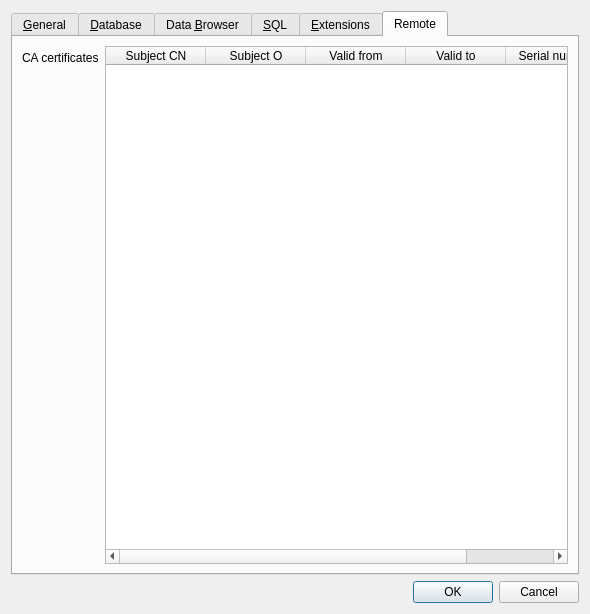
First picture: the form in src/PreferencesDialog.ui, repository sqlitebrowser/sqlitebrowser, before the edit.
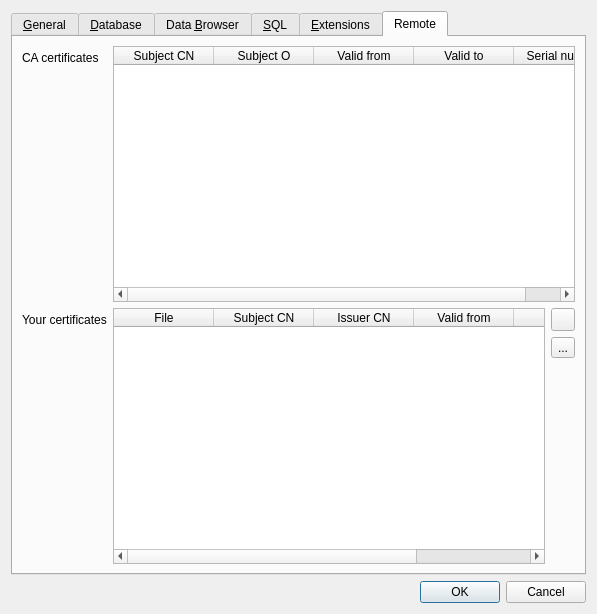
Second picture: the form after the edit. The open tabs and pages were chosen to show the change. Icons and pictures are not drawn. Custom widgets are drawn as their Qt base class.

Commit message: dbhub: Add client certificate management

```diff
--- a/src/PreferencesDialog.ui
+++ b/src/PreferencesDialog.ui
@@ -6,7 +6,7 @@
    <rect>
     <x>0</x>
     <y>0</y>
-    <width>590</width>
+    <width>597</width>
     <height>614</height>
    </rect>
   </property>
@@ -282,7 +282,7 @@
        <item row="7" column="0">
         <widget class="QLabel" name="labelDatabaseDefaultSqlText">
          <property name="text">
-          <string>SQL to execute after opening database</string>
+          <string>SQ&amp;L to execute after opening database</string>
          </property>
          <property name="buddy">
           <cstring>editDatabaseDefaultSqlText</cstring>
@@ -1020,6 +1020,15 @@
        </item>
        <item row="0" column="1">
         <widget class="QTableWidget" name="tableCaCerts">
+         <property name="selectionMode">
+          <enum>QAbstractItemView::SingleSelection</enum>
+         </property>
+         <property name="selectionBehavior">
+          <enum>QAbstractItemView::SelectRows</enum>
+         </property>
+         <property name="horizontalScrollMode">
+          <enum>QAbstractItemView::ScrollPerPixel</enum>
+         </property>
          <column>
           <property name="text">
            <string>Subject CN</string>
@@ -1053,6 +1062,102 @@
          </column>
         </widget>
        </item>
+       <item row="1" column="0">
+        <widget class="QLabel" name="label_22">
+         <property name="text">
+          <string>Your certificates</string>
+         </property>
+        </widget>
+       </item>
+       <item row="1" column="1">
+        <layout class="QHBoxLayout" name="horizontalLayout_3">
+         <item>
+          <widget class="QTableWidget" name="tableClientCerts">
+           <property name="selectionMode">
+            <enum>QAbstractItemView::ExtendedSelection</enum>
+           </property>
+           <property name="selectionBehavior">
+            <enum>QAbstractItemView::SelectRows</enum>
+           </property>
+           <property name="horizontalScrollMode">
+            <enum>QAbstractItemView::ScrollPerPixel</enum>
+           </property>
+           <column>
+            <property name="text">
+             <string>File</string>
+            </property>
+           </column>
+           <column>
+            <property name="text">
+             <string>Subject CN</string>
+            </property>
+            <property name="toolTip">
+             <string>Subject Common Name</string>
+            </property>
+           </column>
+           <column>
+            <property name="text">
+             <string>Issuer CN</string>
+            </property>
+            <property name="toolTip">
+             <string>Issuer Common Name</string>
+            </property>
+           </column>
+           <column>
+            <property name="text">
+             <string>Valid from</string>
+            </property>
+           </column>
+           <column>
+            <property name="text">
+             <string>Valid to</string>
+            </property>
+           </column>
+           <column>
+            <property name="text">
+             <string>Serial number</string>
+            </property>
+           </column>
+          </widget>
+         </item>
+         <item>
+          <layout class="QVBoxLayout" name="verticalLayout_7">
+           <item>
+            <widget class="QToolButton" name="buttonClientCertAdd">
+             <property name="icon">
+              <iconset resource="icons/icons.qrc">
+               <normaloff>:/icons/trigger_create</normaloff>:/icons/trigger_create</iconset>
+             </property>
+            </widget>
+           </item>
+           <item>
+            <widget class="QToolButton" name="buttonClientCertRemove">
+             <property name="text">
+              <string>...</string>
+             </property>
+             <property name="icon">
+              <iconset resource="icons/icons.qrc">
+               <normaloff>:/icons/trigger_delete</normaloff>:/icons/trigger_delete</iconset>
+             </property>
+            </widget>
+           </item>
+           <item>
+            <spacer name="verticalSpacer_2">
+             <property name="orientation">
+              <enum>Qt::Vertical</enum>
+             </property>
+             <property name="sizeHint" stdset="0">
+              <size>
+               <width>20</width>
+               <height>40</height>
+              </size>
+             </property>
+            </spacer>
+           </item>
+          </layout>
+         </item>
+        </layout>
+       </item>
       </layout>
      </widget>
     </widget>
```
Left out of the diff: 38 changed lines with no effect on the pictures. The commit also changes 6 other files.
